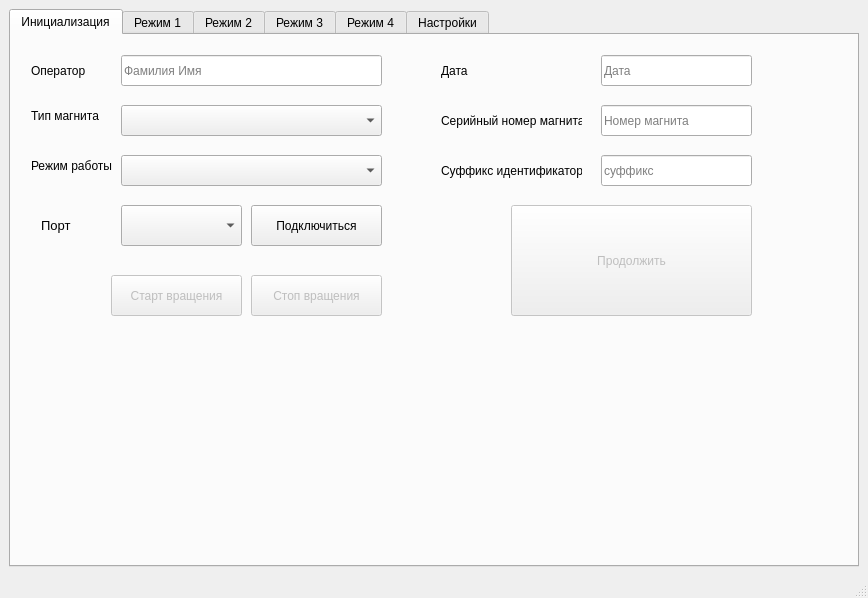
The window that harm_ui.ui (BuslaySt/RotatingCoils) describes before a commit, drawn with Qt 5.
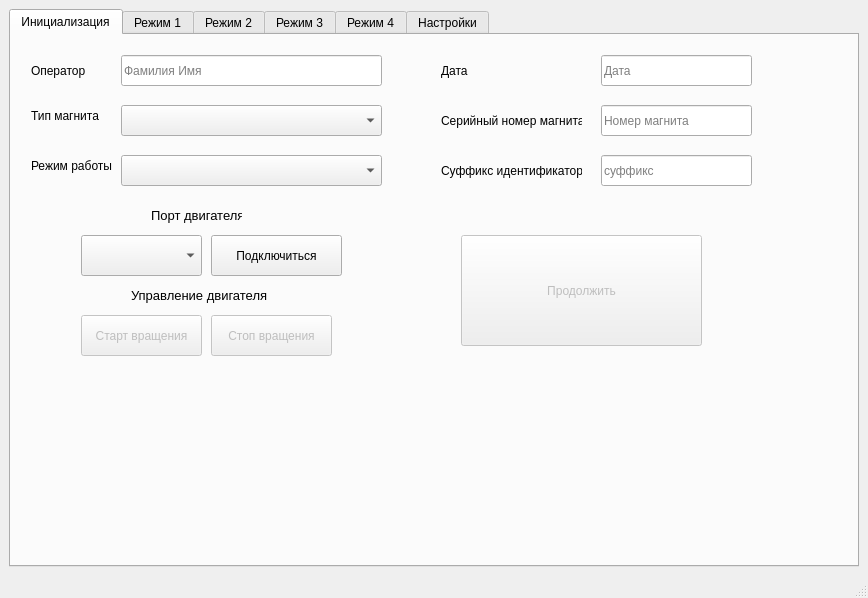
The same window after the commit.

```diff
--- a/harm_ui.ui
+++ b/harm_ui.ui
@@ -198,8 +198,8 @@
         </property>
         <property name="geometry">
          <rect>
-          <x>500</x>
-          <y>170</y>
+          <x>450</x>
+          <y>200</y>
           <width>241</width>
           <height>111</height>
          </rect>
@@ -211,8 +211,8 @@
        <widget class="QComboBox" name="cBox_SerialPort_1">
         <property name="geometry">
          <rect>
-          <x>110</x>
-          <y>170</y>
+          <x>70</x>
+          <y>200</y>
           <width>121</width>
           <height>41</height>
          </rect>
@@ -221,9 +221,9 @@
        <widget class="QLabel" name="lbl_Port_1">
         <property name="geometry">
          <rect>
-          <x>30</x>
-          <y>180</y>
-          <width>61</width>
+          <x>140</x>
+          <y>170</y>
+          <width>91</width>
           <height>21</height>
          </rect>
         </property>
@@ -234,14 +234,14 @@
          </font>
         </property>
         <property name="text">
-         <string>Порт</string>
+         <string>Порт двигателя</string>
         </property>
        </widget>
        <widget class="QPushButton" name="pBtn_Connect_1">
         <property name="geometry">
          <rect>
-          <x>240</x>
-          <y>170</y>
+          <x>200</x>
+          <y>200</y>
           <width>131</width>
           <height>41</height>
          </rect>
@@ -256,9 +256,9 @@
         </property>
         <property name="geometry">
          <rect>
-          <x>100</x>
-          <y>240</y>
-          <width>131</width>
+          <x>70</x>
+          <y>280</y>
+          <width>121</width>
           <height>41</height>
          </rect>
         </property>
@@ -272,9 +272,9 @@
         </property>
         <property name="geometry">
          <rect>
-          <x>240</x>
-          <y>240</y>
-          <width>131</width>
+          <x>200</x>
+          <y>280</y>
+          <width>121</width>
           <height>41</height>
          </rect>
         </property>
@@ -282,6 +282,25 @@
          <string>Стоп вращения</string>
         </property>
        </widget>
+       <widget class="QLabel" name="lbl_Port_3">
+        <property name="geometry">
+         <rect>
+          <x>120</x>
+          <y>250</y>
+          <width>141</width>
+          <height>21</height>
+         </rect>
+        </property>
+        <property name="font">
+         <font>
+          <family>Arial</family>
+          <pointsize>10</pointsize>
+         </font>
+        </property>
+        <property name="text">
+         <string>Управление двигателя</string>
+        </property>
+       </widget>
       </widget>
       <widget class="QWidget" name="tab_mode_1">
        <property name="enabled">
```
Left out of the diff: 2 changed lines with no effect on the pictures.
